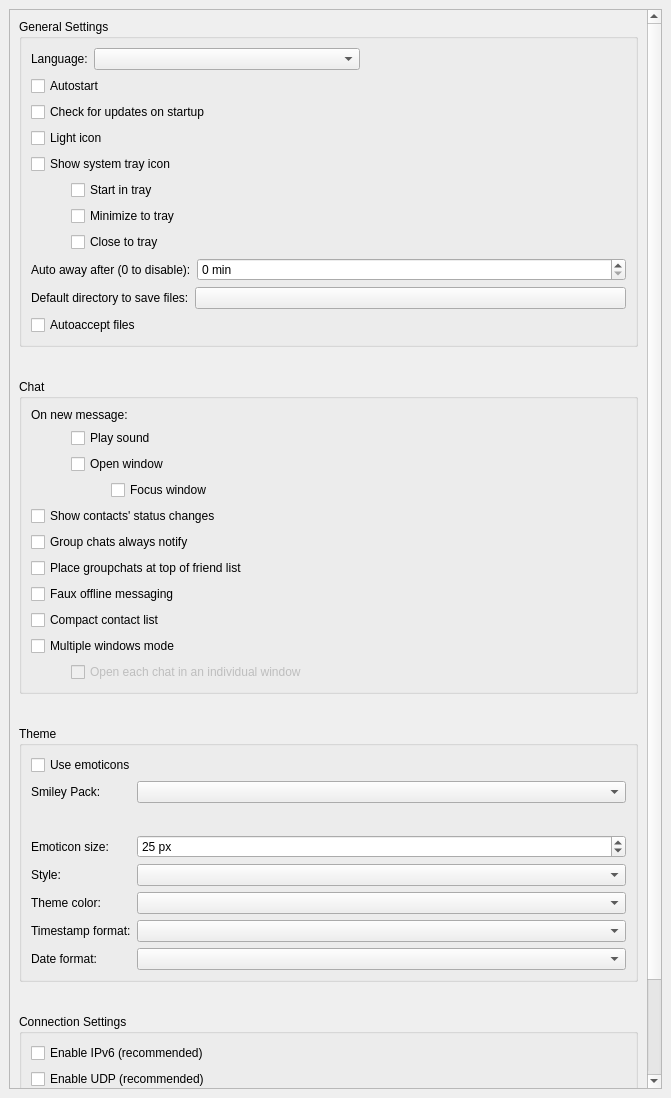
qTox/qTox, file src/widget/form/settings/generalsettings.ui: the form before one commit.
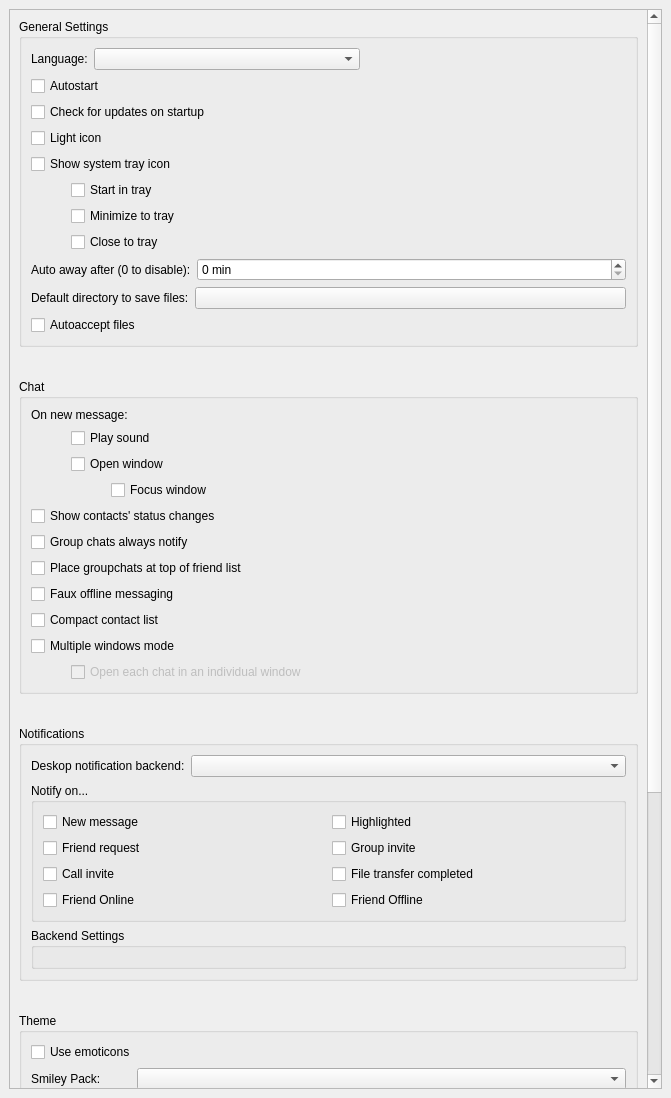
The form after the commit. Custom widgets are drawn as their Qt base class.

Commit message: Notifications: Snore notify backend

What changed in the file:
```diff
--- a/src/widget/form/settings/generalsettings.ui
+++ b/src/widget/form/settings/generalsettings.ui
@@ -29,12 +29,12 @@
       <property name="geometry">
        <rect>
         <x>0</x>
-        <y>0</y>
-        <width>631</width>
-        <height>1141</height>
+        <y>-328</y>
+        <width>639</width>
+        <height>1826</height>
        </rect>
       </property>
-      <layout class="QVBoxLayout" name="verticalLayout_4" stretch="0,0,0,1">
+      <layout class="QVBoxLayout" name="verticalLayout_4" stretch="0,0,0,0,1">
        <property name="spacing">
         <number>32</number>
        </property>
@@ -435,6 +435,109 @@
          </layout>
         </widget>
        </item>
+       <item>
+        <widget class="QGroupBox" name="notificationGroup">
+         <property name="title">
+          <string>Notifications</string>
+         </property>
+         <layout class="QVBoxLayout" name="verticalLayout_5_1">
+          <item>
+           <layout class="QHBoxLayout" name="horizontalLayout_5_1">
+            <item>
+             <widget class="QLabel" name="desktopNotificationLabel">
+              <property name="text">
+               <string>Deskop notification backend:</string>
+              </property>
+             </widget>
+            </item>
+            <item>
+             <widget class="QComboBox" name="desktopNotifications">
+              <property name="sizePolicy">
+               <sizepolicy hsizetype="Expanding" vsizetype="Fixed">
+                <horstretch>0</horstretch>
+                <verstretch>0</verstretch>
+               </sizepolicy>
+              </property>
+             </widget>
+            </item>
+           </layout>
+          </item>
+          <item>
+           <widget class="QGroupBox" name="notificationEnableGroup">
+            <property name="title">
+             <string>Notify on...</string>
+            </property>
+            <layout class="QGridLayout" name="gridLayout">
+             <item row="1" column="1">
+              <widget class="QCheckBox" name="notifyOnGroupInvite">
+               <property name="text">
+                <string>Group invite</string>
+               </property>
+              </widget>
+             </item>
+             <item row="0" column="0">
+              <widget class="QCheckBox" name="notifyOnNewMessage">
+               <property name="text">
+                <string>New message</string>
+               </property>
+              </widget>
+             </item>
+             <item row="3" column="0">
+              <widget class="QCheckBox" name="notifyOnCallInvite">
+               <property name="text">
+                <string>Call invite</string>
+               </property>
+              </widget>
+             </item>
+             <item row="0" column="1">
+              <widget class="QCheckBox" name="notifyOnHighlighted">
+               <property name="text">
+                <string>Highlighted</string>
+               </property>
+              </widget>
+             </item>
+             <item row="3" column="1">
+              <widget class="QCheckBox" name="notifyOnFileTransfer">
+               <property name="text">
+                <string>File transfer completed</string>
+               </property>
+              </widget>
+             </item>
+             <item row="1" column="0">
+              <widget class="QCheckBox" name="notifyOnFriendRequest">
+               <property name="text">
+                <string>Friend request</string>
+               </property>
+              </widget>
+             </item>
+             <item row="4" column="0">
+              <widget class="QCheckBox" name="notifyOnFriendOnline">
+               <property name="text">
+                <string>Friend Online</string>
+               </property>
+              </widget>
+             </item>
+             <item row="4" column="1">
+              <widget class="QCheckBox" name="notifyOnFriendOffline">
+               <property name="text">
+                <string>Friend Offline</string>
+               </property>
+              </widget>
+             </item>
+            </layout>
+           </widget>
+          </item>
+          <item>
+           <widget class="QGroupBox" name="notificationSettingsGroup">
+            <property name="title">
+             <string>Backend Settings</string>
+            </property>
+            <layout class="QVBoxLayout" name="notificationLayout"/>
+           </widget>
+          </item>
+         </layout>
+        </widget>
+       </item>
        <item>
         <widget class="QGroupBox" name="themeGroup">
          <property name="title">
```
The commit also changes 20 other files.
